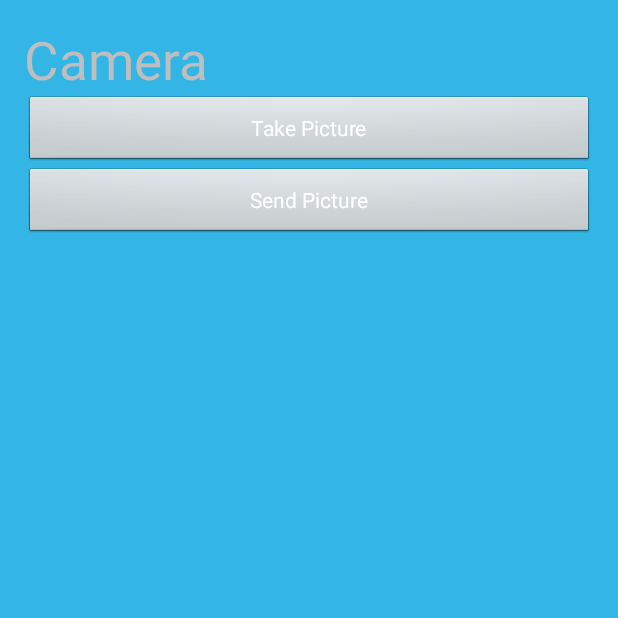
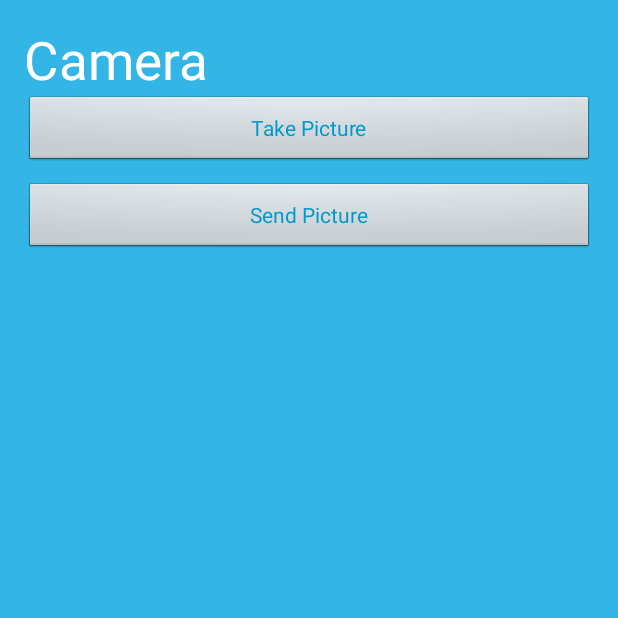
Before and after one commit to Alzheimers480/AndClientUI, an Android app: the Picture screen opened directly, with no data from a screen before it, on a phone screen of 412 x 824 dp, the top half of it. Run offline under Robolectric (Android 15) with nearby library versions, the phone set to English and light mode, and no system bars; libraries missing offline, so code that uses them is left out: com.squareup.okhttp; 1 statement that could not run was skipped.

Commit message:
minor UI changes

```diff
--- a/src/main/res/layout/activity_create_user.xml
+++ b/src/main/res/layout/activity_create_user.xml
@@ -88,7 +88,7 @@
     <Button
         android:id="@+id/bRegister"
         android:text="Register"
-        android:textColor="@android:color/white"
+        android:textColor="@color/darkblue"
         android:layout_width="match_parent"
         android:layout_height="wrap_content" />
 
--- a/src/main/res/layout/activity_forgot_password.xml
+++ b/src/main/res/layout/activity_forgot_password.xml
@@ -26,7 +26,7 @@
   <Button
       android:id="@+id/sendMail"
       android:text="Send Email"
-      android:textColor="@android:color/white"
+      android:textColor="@color/darkblue"
       android:layout_marginBottom="20dp"
       android:layout_width="match_parent"
       android:layout_height="wrap_content"
--- a/src/main/res/layout/activity_picture.xml
+++ b/src/main/res/layout/activity_picture.xml
@@ -8,7 +8,10 @@
    android:orientation="vertical"
     android:background="@color/blue">
 
-   <TextView android:text="Camera" android:layout_width="wrap_content"
+   <TextView
+       android:text="Camera"
+       android:textColor="@android:color/white"
+       android:layout_width="wrap_content"
       android:layout_height="wrap_content"
       android:id="@+id/textview"
       android:textSize="35dp"
@@ -28,7 +31,8 @@
     android:layout_width="match_parent"
     android:layout_height="wrap_content"
     android:text="Take Picture"
-    android:textColor="@android:color/white"
+    android:textColor="@color/darkblue"
+        android:layout_marginBottom="10dp"
     android:id="@+id/btnPicture"
     android:layout_alignParentBottom="true"
     android:layout_centerHorizontal="true" />
@@ -37,7 +41,8 @@
         android:layout_width="match_parent"
         android:layout_height="wrap_content"
         android:text="Send Picture"
-        android:textColor="@android:color/white"
+        android:textColor="@color/darkblue"
+        android:layout_marginBottom="10dp"
         android:id="@+id/sendButton"
         android:layout_alignParentBottom="true"
         android:layout_centerHorizontal="true" />
--- a/src/main/res/layout/main.xml
+++ b/src/main/res/layout/main.xml
@@ -16,6 +16,7 @@
         android:textStyle="italic"
         android:textSize="40dp"
         android:text="Who R U?"
+        android:textColor="@android:color/white"
         />
 
     <TextView
@@ -45,7 +46,7 @@
     <Button
         android:id="@+id/bLogin"
         android:text="Login"
-        android:textColor="@android:color/white"
+        android:textColor="@color/darkblue"
         android:layout_marginBottom="20dp"
         android:layout_width="match_parent"
         android:layout_height="wrap_content" />
```
Also changed, not shown: src/main/res/layout/activity_add.xml (+4 -4 lines), src/main/res/layout/activity_user.xml (+6 -6 lines).
